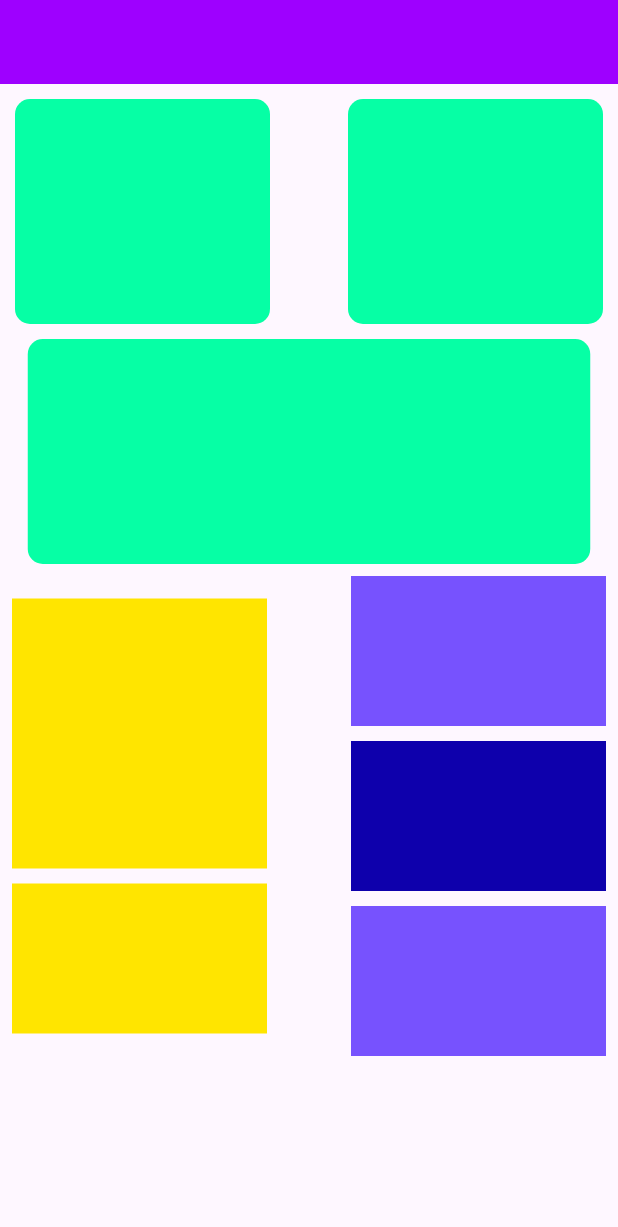
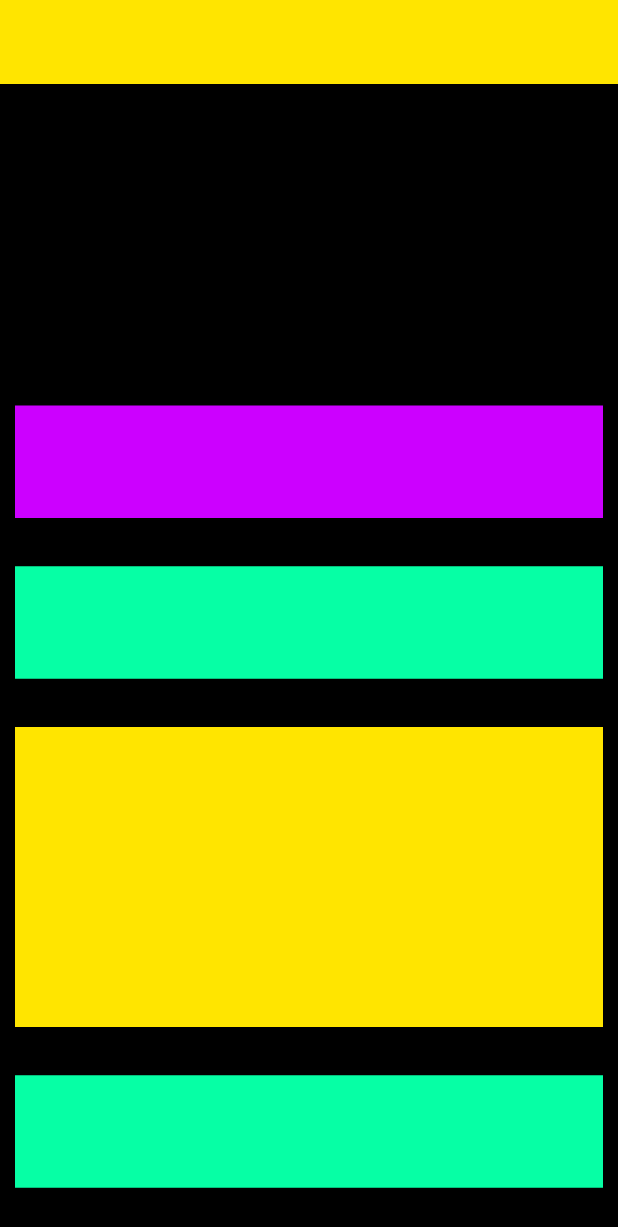
Before and after one commit to Sameemadhu16/Sample_Flutter_Apps, a Flutter app: the screen it shows after launch, on a phone screen of 412 x 824 dp. Shown: the top 1227 px of the screen. Run offline on Flutter 3.47's test engine with Material 3 defaults, Android fonts, the light colour scheme and no system bars.

Commit message:
create basic layout

```diff
--- a/layout_design/lib/main.dart
+++ b/layout_design/lib/main.dart
@@ -10,92 +10,56 @@ class MyApp extends StatelessWidget {
   @override
   Widget build(BuildContext context) {
     return MaterialApp(
+      title: "Layout 4 design",
       debugShowCheckedModeBanner: false,
-      title: "Layout Design 3",
       home: SafeArea(
         child: Scaffold(
+          backgroundColor: Colors.black,
           appBar: AppBar(
-            backgroundColor: const Color(0xff9E00FF),
+            backgroundColor: const Color(0xffFFE500),
           ),
-          body: Column(
-            children: [
-              Padding(
-                padding: const EdgeInsets.all(10.0),
-                child: Row(
-                  mainAxisAlignment: MainAxisAlignment.spaceBetween,
+          body: Padding(
+            padding: const EdgeInsets.symmetric(horizontal: 10),
+            child: Column(
+              mainAxisAlignment: MainAxisAlignment.spaceEvenly,
               children: [
                 Container(
-                      width: 170,
+                  width: double.infinity,
                   height: 150,
-                      decoration: const BoxDecoration(
-                        color: Color(0xff06FFA5),
-                        borderRadius: BorderRadius.all(Radius.circular(10)),
-                      ),
-                    ),
+                  child: Row(
+                    children: [
                       Container(
-                      width: 170,
                         height: 150,
-                      decoration: const BoxDecoration(
-                        color: Color(0xff06FFA5),
-                        borderRadius: BorderRadius.all(Radius.circular(10)),
+                        width: 185,
+                        decoration: BoxDecoration(
+                          borderRadius: BorderRadius.all(Radius.circular(10))
                         ),
                       )
                     ],
                   ),
                 ),
                 Container(
-                width: 375,
-                height: 150,
-                decoration: const BoxDecoration(
-                  color: Color(0xff06FFA5),
-                  borderRadius: BorderRadius.all(Radius.circular(10)),
+                  width: double.infinity,
+                  height: 75,
+                  color: const Color(0xffCC00FF),
                 ),
+                Container(
+                  width: double.infinity,
+                  height: 75,
+                  color: const Color(0xff06FFA5),
                 ),
-              Padding(
-                padding: const EdgeInsets.all(8.0),
-                child: Row(
-                  mainAxisAlignment: MainAxisAlignment.spaceBetween,
-                  children: [
-                    Column(
-                      children: [
                 Container(
-                          height: 180,
-                          width: 170,
+                  width: double.infinity,
+                  height: 200,
                   color: const Color(0xffFFE500),
                 ),
-                        const SizedBox(height: 10),
                 Container(
-                          width: 170,
-                          height: 100,
-                          color: const Color(0xffFFE500),
-                        )
+                  width: double.infinity,
+                  height: 75,
+                  color: const Color(0xff06FFA5),
+                ),
               ],
             ),
-                    Column(
-                      children: [
-                        Container(
-                          width: 170,
-                          height: 100,
-                          color: const Color(0xff7752FE),
-                        ),
-                        const SizedBox(height: 10),
-                        Container(
-                          width: 170,
-                          height: 100,
-                          color: const Color(0xff0E00AC),
-                        ),
-                        const SizedBox(height: 10),
-                        Container(
-                          width: 170,
-                          height: 100,
-                          color: const Color(0xff7752FE),
-                        )
-                      ],
-                    )
-                  ],
-                ),
-              )
-            ],
           ),
         ),
       ),
```
Lines whose indentation alone changed are shown as unchanged.
